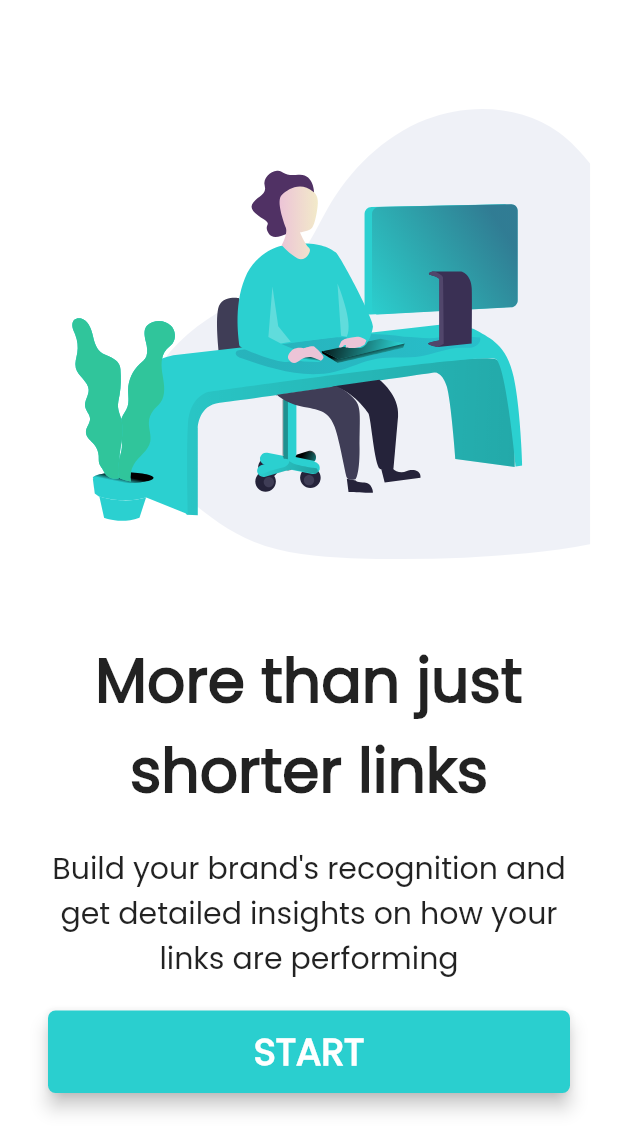
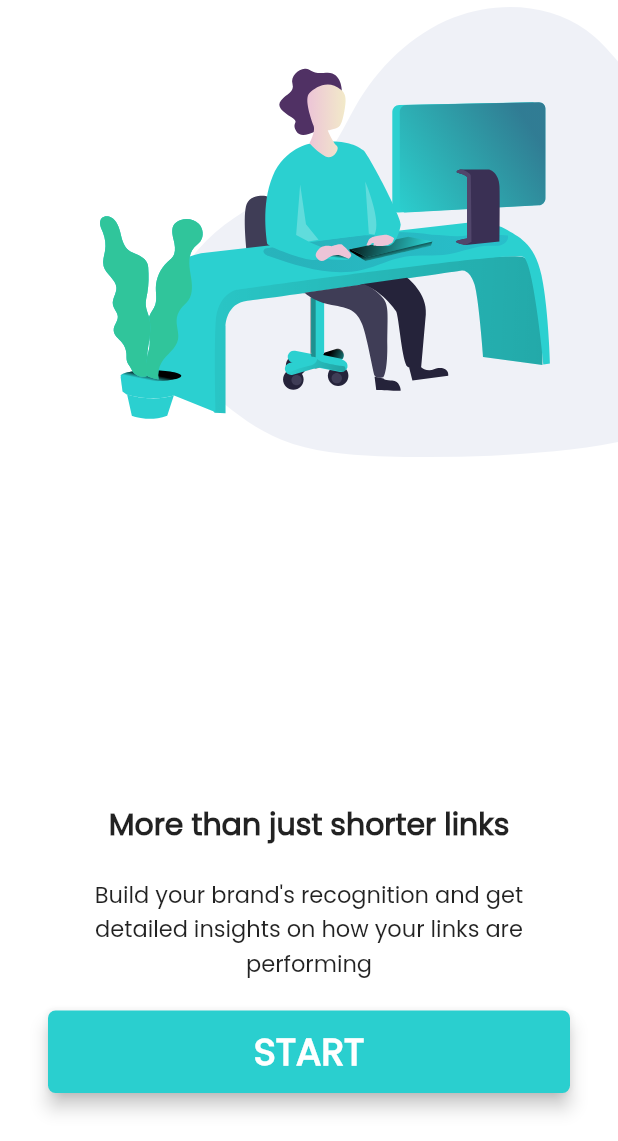
Before and after one commit to ItSNeverLate/Shortly, a Flutter app: the screen it shows after launch, on a phone screen of 412 x 824 dp, the part 95-1236 px from its top. Run offline on Flutter 3.47's test engine with Material 2 defaults, Android fonts, the phone set to English and light mode, and no system bars; our stand-ins replace flutter_svg, page_view_indicators.

Commit message:
improves Start Screen UI

```diff
--- a/shortly/lib/models/shorten_url_data.dart
+++ b/shortly/lib/models/shorten_url_data.dart
@@ -4,7 +4,15 @@ import 'package:flutter/cupertino.dart';
 import 'package:shortly/models/shorten_url.dart';
 
 class ShortenUrlData extends ChangeNotifier {
-  List<ShortenUrl> _shortenUrlList = [];
+  List<ShortenUrl> _shortenUrlList = [
+    // ShortenUrl(shorten: 'shorten', url: 'url'),
+    // ShortenUrl(shorten: 'shorten', url: 'url'),
+    // ShortenUrl(shorten: 'shorten', url: 'url'),
+    // ShortenUrl(shorten: 'shorten', url: 'url'),
+    // ShortenUrl(shorten: 'shorten', url: 'url'),
+    // ShortenUrl(shorten: 'shorten', url: 'url'),
+    // ShortenUrl(shorten: 'shorten', url: 'url'),
+  ];
 
   int get count => _shortenUrlList.length;
 
--- a/shortly/lib/screens/start/index.dart
+++ b/shortly/lib/screens/start/index.dart
@@ -13,7 +13,6 @@ class StartScreen extends StatelessWidget {
       body: SafeArea(
         child: Column(
           crossAxisAlignment: CrossAxisAlignment.center,
-          mainAxisAlignment: MainAxisAlignment.center,
           children: [
             Expanded(
                 child: Column(
@@ -22,7 +21,8 @@ class StartScreen extends StatelessWidget {
                   height: 30.0,
                 ),
                 SvgPicture.asset('images/logo.svg'),
-                Expanded(
+                Container(
+                  width: double.infinity,
                   child: SvgPicture.asset(
                     'images/illustration.svg',
                     alignment: Alignment.bottomRight,
@@ -39,22 +39,15 @@ class StartScreen extends StatelessWidget {
                   Text(
                     'More than just shorter links',
                     textAlign: TextAlign.center,
-                    style: TextStyle(
-                      fontSize: 40.0,
-                      fontWeight: FontWeight.w700,
-                    ),
+                    style: _titleTextStyle,
                   ),
                   SizedBox(
                     height: 20.0,
                   ),
                   Text(
-                    'Build your brand\'s recognition and get detailed insights on how your links are performing',
-                    textAlign: TextAlign.center,
-                    style: TextStyle(
-                      fontSize: 20.0,
-                      fontWeight: FontWeight.w500,
-                    ),
-                  ),
+                      'Build your brand\'s recognition and get detailed insights on how your links are performing',
+                      textAlign: TextAlign.center,
+                      style: _descriptionTextStyle),
                   SizedBox(
                     height: 20.0,
                   ),
@@ -72,3 +65,13 @@ class StartScreen extends StatelessWidget {
     );
   }
 }
+
+const _titleTextStyle = TextStyle(
+  fontSize: 20.0,
+  fontWeight: FontWeight.w700,
+);
+
+const _descriptionTextStyle = TextStyle(
+  fontSize: 15.0,
+  fontWeight: FontWeight.w500,
+);
```
